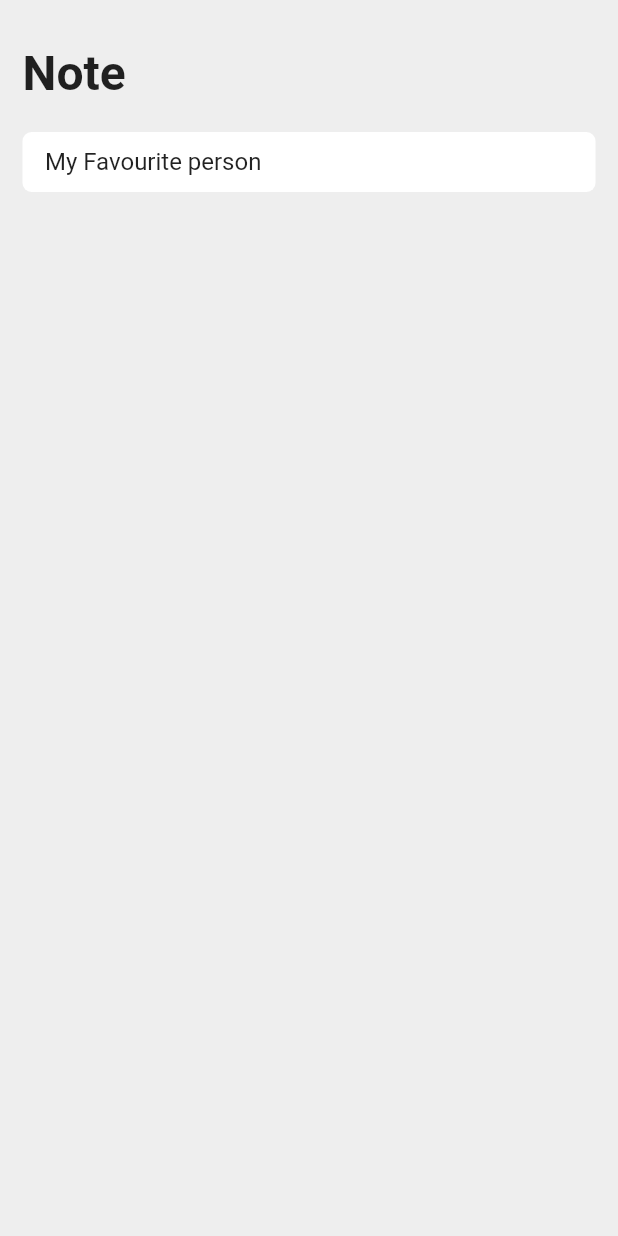
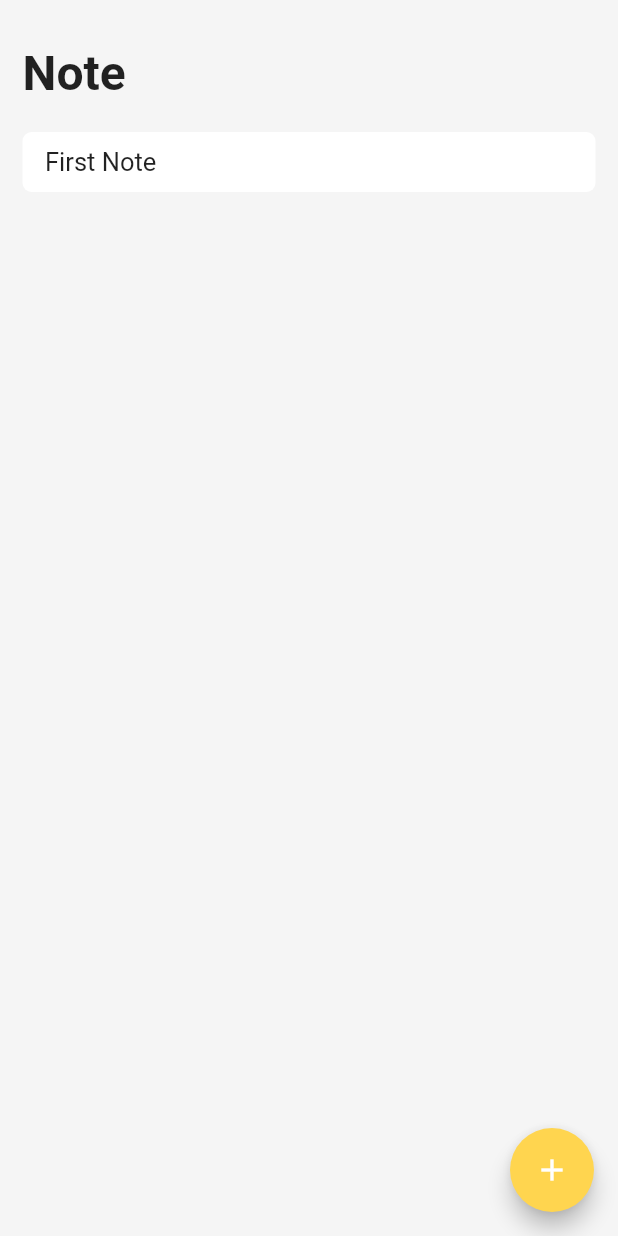
Before and after one commit to framadhan99/note_app, a Flutter app: the screen it shows after launch, on a phone screen of 412 x 824 dp. Run offline on Flutter 3.47's test engine with Material 2 defaults, Android fonts, the phone set to English and light mode, and no system bars.

Commit message:
create editing note page

```diff
--- a/lib/main.dart
+++ b/lib/main.dart
@@ -16,6 +16,7 @@ class MyApp extends StatelessWidget {
     return ChangeNotifierProvider.value(
       value: NoteData(),
       child: MaterialApp(
+        debugShowCheckedModeBanner: false,
         home: HomePage(),
       ),
     );
--- a/lib/pages/home_page.dart
+++ b/lib/pages/home_page.dart
@@ -1,17 +1,54 @@
 import 'package:flutter/material.dart';
+import 'package:note_app/models/note.dart';
 import 'package:note_app/models/note_data.dart';
+import 'package:note_app/pages/editing_page_note.dart';
 import 'package:provider/provider.dart';
 
 import '../widgets/note_tile.dart';
 
-class HomePage extends StatelessWidget {
+class HomePage extends StatefulWidget {
   const HomePage({super.key});
+
+  @override
+  State<HomePage> createState() => _HomePageState();
+}
+
+class _HomePageState extends State<HomePage> {
+  // create a new note
+  void createNewNote() {
+    // create a new id
+    int id = Provider.of<NoteData>(context, listen: false).getAllData().length;
+
+    // create a blank note
+    Note newNote = Note(id: id, text: '');
+
+    // go to edit the note
+    goToNotePage(newNote, true);
+  }
+
+  // go to note editing page
+  void goToNotePage(Note note, bool isNewNote) {
+    Navigator.push(
+      context,
+      MaterialPageRoute(
+        builder: (context) => EditingNotePage(
+          note: note,
+          isNewNote: false,
+        ),
+      ),
+    );
+  }
 
   @override
   Widget build(BuildContext context) {
     return Consumer<NoteData>(
       builder: (context, value, child) => Scaffold(
-        backgroundColor: Colors.grey[200],
+        backgroundColor: Colors.grey[100],
+        floatingActionButton: FloatingActionButton(
+          backgroundColor: Colors.amber[300],
+          onPressed: createNewNote,
+          child: Icon(Icons.add),
+        ),
         body: SafeArea(
           child: SingleChildScrollView(
             child: SizedBox(
@@ -35,7 +72,7 @@ class HomePage extends StatelessWidget {
                       children: List.generate(
                         value.getAllData().length,
                         (index) => NoteTile(
-                          text: 'My Favourite person',
+                          text: value.getAllData()[index].text,
                         ),
                       ),
                     ),
--- a/lib/widgets/note_tile.dart
+++ b/lib/widgets/note_tile.dart
@@ -19,7 +19,7 @@ class NoteTile extends StatelessWidget {
       ),
       child: Text(
         text,
-        style: const TextStyle(fontSize: 16),
+        style: const TextStyle(fontSize: 17),
       ),
     );
   }
```
Also changed, not shown: lib/pages/editing_page_note.dart (added, +19 -0 lines).
